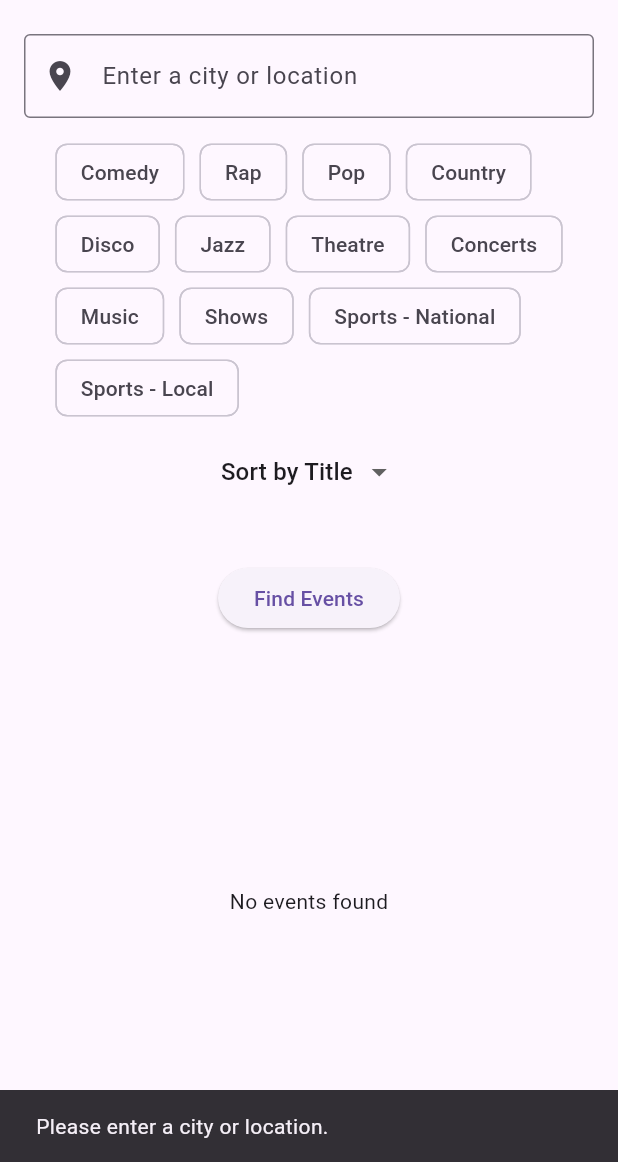
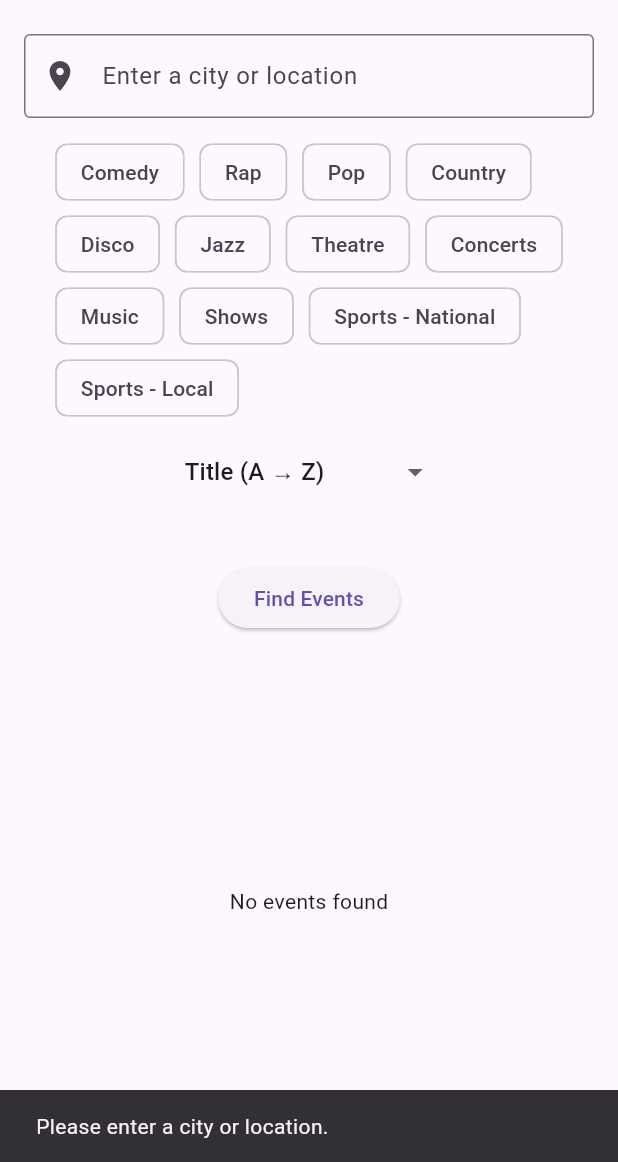
Before and after one commit to Herqules/WhatToDo, a Flutter app: the screen it shows after launch, after a tap on "Find Events", on a phone screen of 412 x 824 dp, the part 74-1236 px from its top. Run offline on Flutter 3.47's test engine with Material 3 defaults, Android fonts, the phone set to English and light mode, and no system bars.

Commit message:
Added ASC and DSC Price sort controls

```diff
--- a/frontend/lib/screens/home_screen.dart
+++ b/frontend/lib/screens/home_screen.dart
@@ -14,8 +14,8 @@ class _HomeScreenState extends State<HomeScreen> {
   String city = '';
   List<String> selectedInterests = [];
   List<Event> events = [];
+  final List<String> _sortOptions = ['title', 'price-asc', 'price-desc'];
   String _sortBy = 'title';
-  final List<String> _sortOptions = ['title', 'price'];
   bool isLoading = false;
   String? error;
 
@@ -40,6 +40,7 @@ void _onSearch() async {
       minPrice: 0,
       maxPrice: 1500,
       radius: 100,
+      sortBy: _sortBy,
     );
     setState(() {
       events = result;
@@ -85,7 +86,13 @@ void _onSearch() async {
                 items: _sortOptions.map((option) {
                   return DropdownMenuItem(
                     value: option,
-                    child: Text('Sort by ${option[0].toUpperCase()}${option.substring(1)}'),
+                    child: Text(
+                    option == 'price-asc'
+                      ? 'Price (Low → High)'
+                      : option == 'price-desc'
+                        ? 'Price (High → Low)'
+                        : 'Title (A → Z)'
+                  ),
                   );
                 }).toList(),
                 onChanged: (value) {
```
Also changed, not shown: 1 other file.
